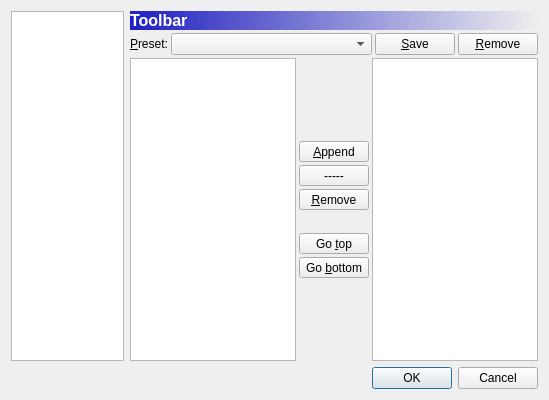
Before: the Qt Designer form hspide/configdialog.ui in sharkpp/hspide, drawn with Qt 5.
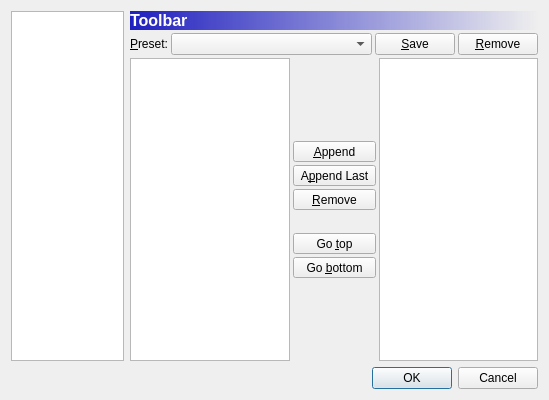
After: the same form once the commit is applied. Icons and pictures are not drawn.

What changed in the file:
```diff
--- a/hspide/configdialog.ui
+++ b/hspide/configdialog.ui
@@ -1036,7 +1036,7 @@
                 </sizepolicy>
                </property>
                <property name="text">
-                <string>-----</string>
+                <string>A&amp;ppend Last</string>
                </property>
                <property name="icon">
                 <iconset resource="hspide.qrc">
```
Left out of the diff: 67 changed lines with no effect on the pictures.
